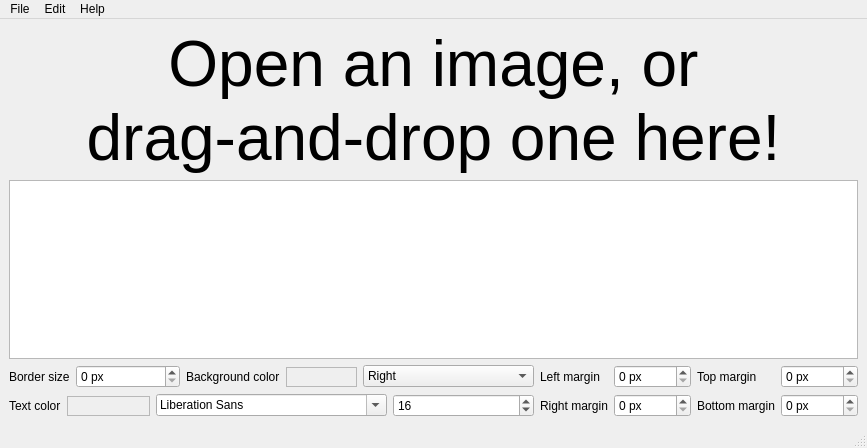
First picture: the form in captioner/ui/main_window.ui, repository Matthieu-LAURENT39/captioner, before the edit.
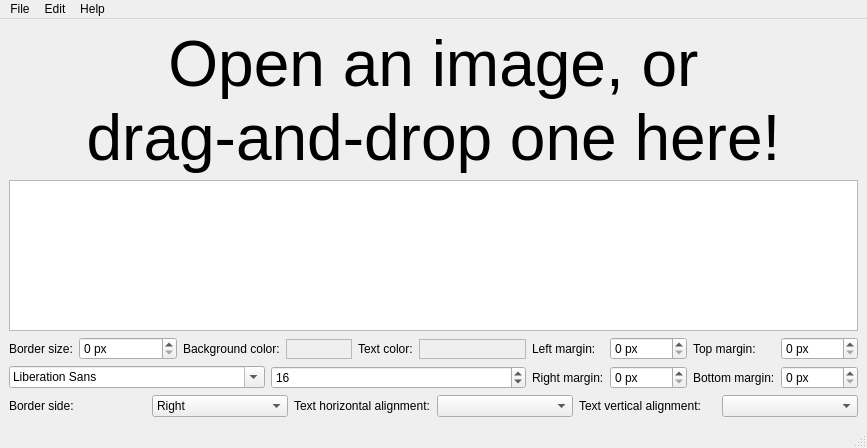
Second picture: the form after the edit. Custom widgets are drawn as their Qt base class.

Commit message: Added text alignment

What changed in the file:
```diff
--- a/captioner/ui/main_window.ui
+++ b/captioner/ui/main_window.ui
@@ -50,7 +50,7 @@
             <item row="0" column="0">
              <widget class="QLabel" name="sizeLabel">
               <property name="text">
-               <string>Border size</string>
+               <string>Border size:</string>
               </property>
              </widget>
             </item>
@@ -74,7 +74,7 @@
             <item row="0" column="0">
              <widget class="QLabel" name="backgroundColorLabel">
               <property name="text">
-               <string>Background color</string>
+               <string>Background color:</string>
               </property>
              </widget>
             </item>
@@ -103,34 +103,6 @@
            </layout>
           </item>
           <item>
-           <widget class="QComboBox" name="directionComboBox">
-            <item>
-             <property name="text">
-              <string>Right</string>
-             </property>
-            </item>
-            <item>
-             <property name="text">
-              <string>Left</string>
-             </property>
-            </item>
-            <item>
-             <property name="text">
-              <string>Up</string>
-             </property>
-            </item>
-            <item>
-             <property name="text">
-              <string>Down</string>
-             </property>
-            </item>
-           </widget>
-          </item>
-         </layout>
-        </item>
-        <item>
-         <layout class="QHBoxLayout" name="textControlsLayout">
-          <item>
            <layout class="QFormLayout" name="textColorLayout">
             <property name="formAlignment">
              <set>Qt::AlignLeading|Qt::AlignLeft|Qt::AlignVCenter</set>
@@ -138,7 +110,7 @@
             <item row="0" column="0">
              <widget class="QLabel" name="textColorlabel">
               <property name="text">
-               <string>Text color</string>
+               <string>Text color:</string>
               </property>
              </widget>
             </item>
@@ -166,6 +138,10 @@
             </item>
            </layout>
           </item>
+         </layout>
+        </item>
+        <item>
+         <layout class="QHBoxLayout" name="textControlsLayout">
           <item>
            <widget class="QFontComboBox" name="fontComboBox">
             <property name="currentFont">
@@ -213,14 +189,14 @@
         <item row="1" column="0">
          <widget class="QLabel" name="leftMarginLabel">
           <property name="text">
-           <string>Left margin</string>
+           <string>Left margin:</string>
           </property>
          </widget>
         </item>
         <item row="1" column="2">
          <widget class="QLabel" name="topMarginLabel">
           <property name="text">
-           <string>Top margin</string>
+           <string>Top margin:</string>
           </property>
          </widget>
         </item>
@@ -249,7 +225,7 @@
            </sizepolicy>
           </property>
           <property name="text">
-           <string>Right margin</string>
+           <string>Right margin:</string>
           </property>
          </widget>
         </item>
@@ -266,7 +242,7 @@
         <item row="2" column="2">
          <widget class="QLabel" name="bottomMarginLabel">
           <property name="text">
-           <string>Bottom margin</string>
+           <string>Bottom margin:</string>
           </property>
          </widget>
         </item>
@@ -284,6 +260,61 @@
       </item>
      </layout>
     </item>
+    <item>
+     <layout class="QGridLayout" name="alignmentGridLayout">
+      <item row="0" column="5">
+       <widget class="QComboBox" name="textVAlignmentComboBox"/>
+      </item>
+      <item row="0" column="1">
+       <widget class="QComboBox" name="directionComboBox">
+        <item>
+         <property name="text">
+          <string>Right</string>
+         </property>
+        </item>
+        <item>
+         <property name="text">
+          <string>Left</string>
+         </property>
+        </item>
+        <item>
+         <property name="text">
+          <string>Up</string>
+         </property>
+        </item>
+        <item>
+         <property name="text">
+          <string>Down</string>
+         </property>
+        </item>
+       </widget>
+      </item>
+      <item row="0" column="2">
+       <widget class="QLabel" name="textHAlignmentLabel">
+        <property name="text">
+         <string>Text horizontal alignment:</string>
+        </property>
+       </widget>
+      </item>
+      <item row="0" column="3">
+       <widget class="QComboBox" name="textHAlignmentComboBox"/>
+      </item>
+      <item row="0" column="4">
+       <widget class="QLabel" name="textVAlignmentLabel">
+        <property name="text">
+         <string>Text vertical alignment:</string>
+        </property>
+       </widget>
+      </item>
+      <item row="0" column="0">
+       <widget class="QLabel" name="directionLabel">
+        <property name="text">
+         <string>Border side:</string>
+        </property>
+       </widget>
+      </item>
+     </layout>
+    </item>
    </layout>
   </widget>
   <widget class="QMenuBar" name="menubar">
```
The commit also changes 4 other files.
